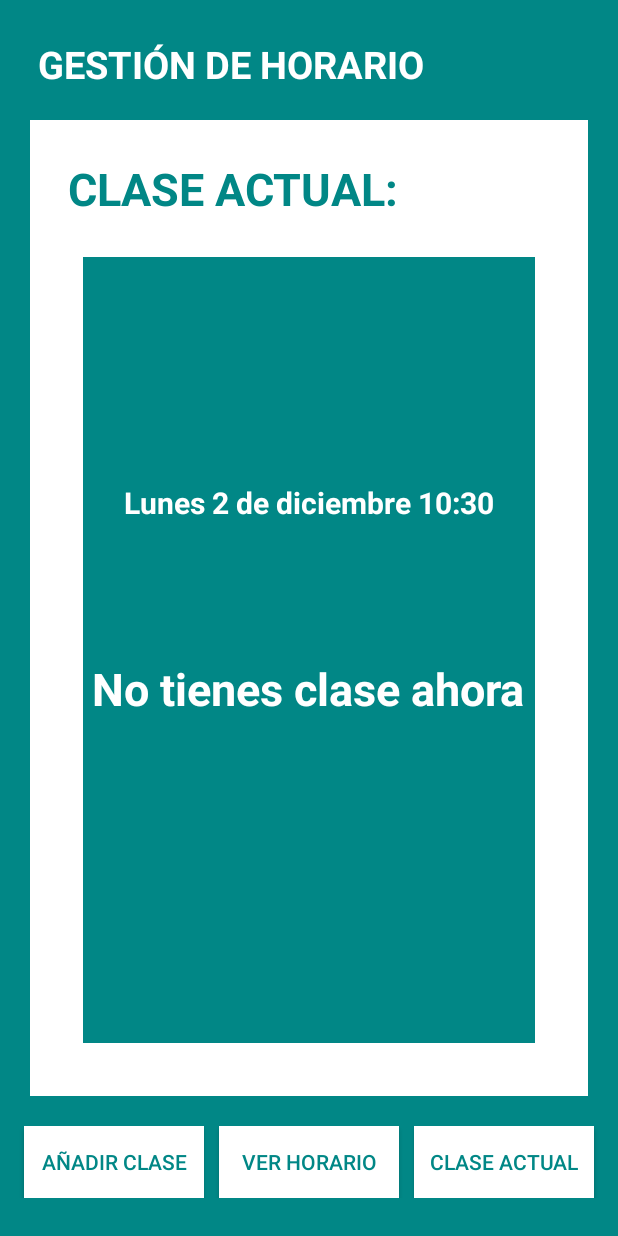
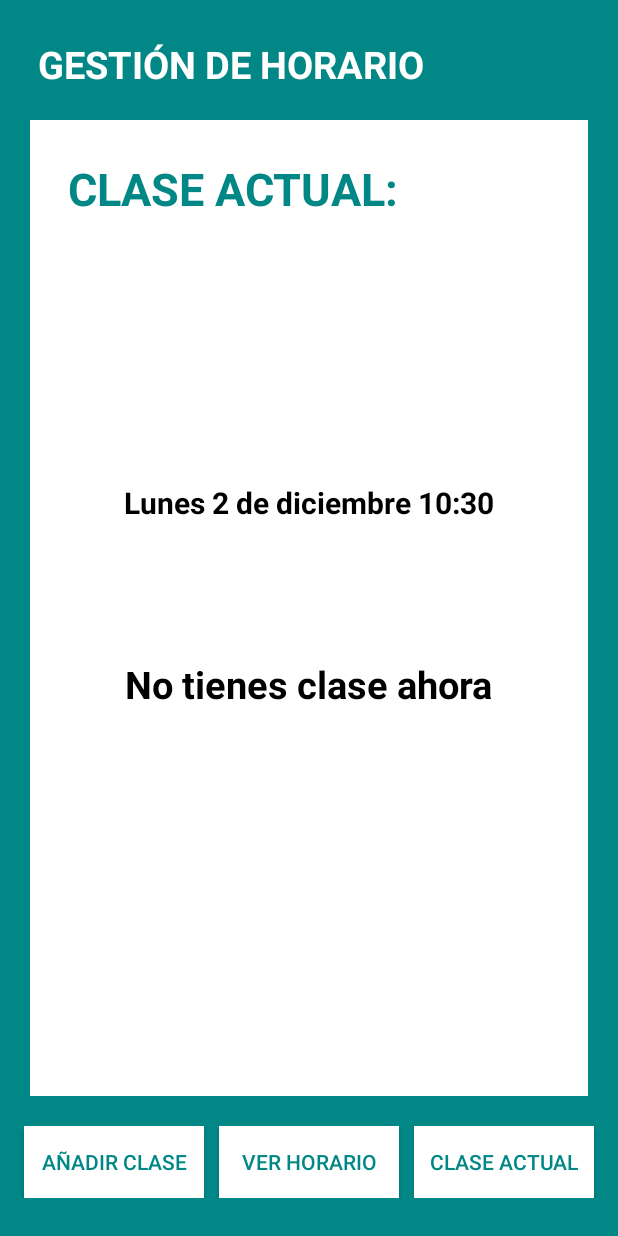
Before and after one commit to Samuu10/Examen2Ejercicio1, an Android app: the screen it shows after launch (ActividadPrincipal), after a tap on "CLASE ACTUAL", on a phone screen of 412 x 824 dp. Run offline under Robolectric (Android 15) with nearby library versions, the phone set to English and light mode, and no system bars.

Commit message:
Commit actualización

```diff
--- a/app/src/main/java/com/example/examen2ejercicio1/Fragments/FragmentoListaClases.java
+++ b/app/src/main/java/com/example/examen2ejercicio1/Fragments/FragmentoListaClases.java
@@ -61,6 +61,7 @@ public class FragmentoListaClases extends Fragment {
     private void cargarClases(String diaSemana) {
         List<Clase> listaClases = preferencesManager.cargarClases().get(diaSemana);
         if (listaClases != null) {
+            //Ordenamos las clases por hora de inicio
             Collections.sort(listaClases, (clase1, clase2) -> {
                 int hora1 = Integer.parseInt(clase1.getHora().split(":")[0]);
                 int hora2 = Integer.parseInt(clase2.getHora().split(":")[0]);
--- a/app/src/main/res/layout/fragmento_clase_actual.xml
+++ b/app/src/main/res/layout/fragmento_clase_actual.xml
@@ -22,7 +22,6 @@
         android:layout_width="match_parent"
         android:layout_height="match_parent"
         android:orientation="vertical"
-        android:background="@color/teal_700"
         android:layout_below="@id/titulo"
         android:layout_margin="25dp">
 
@@ -36,29 +35,31 @@
             android:layout_marginRight="10dp"
             android:textSize="20sp"
             android:textStyle="bold"
-            android:textColor="@color/white"/>
+            android:textColor="@color/black"/>
 
         <TextView
             android:id="@+id/tv_nombre_clase"
             android:layout_width="wrap_content"
             android:layout_height="wrap_content"
-            android:text="Nombre de la Clase: "
             android:layout_gravity="center"
             android:layout_marginTop="90dp"
-            android:textSize="30sp"
+            android:layout_marginLeft="10dp"
+            android:layout_marginRight="10dp"
+            android:textSize="25sp"
             android:textStyle="bold"
-            android:textColor="@color/white"/>
+            android:textColor="@color/black"/>
 
         <TextView
             android:id="@+id/tv_horario_clase"
             android:layout_width="wrap_content"
             android:layout_height="wrap_content"
-            android:text="Horario de la Clase: "
             android:layout_gravity="center"
             android:layout_marginTop="90dp"
+            android:layout_marginLeft="10dp"
+            android:layout_marginRight="10dp"
             android:textSize="25sp"
             android:textStyle="bold"
-            android:textColor="@color/white"/>
+            android:textColor="@color/black"/>
 
     </LinearLayout>
 
```
